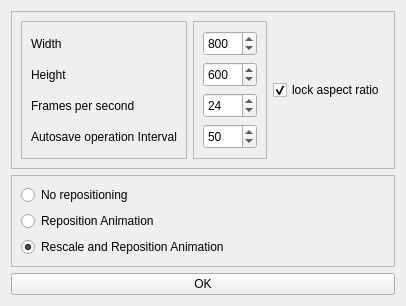
First picture: the form in animationoptions.ui, repository Argasio/marionettaPlus, before the edit.
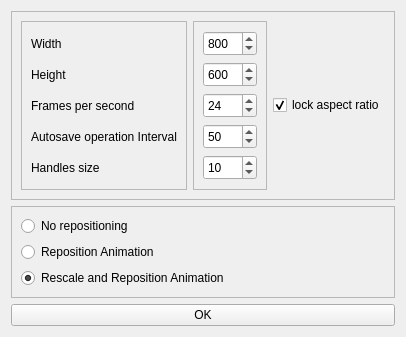
Second picture: the form after the edit.

Commit message: Handles can be changed in size

Patch:
```diff
--- a/animationoptions.ui
+++ b/animationoptions.ui
@@ -7,7 +7,7 @@
     <x>0</x>
     <y>0</y>
     <width>400</width>
-    <height>277</height>
+    <height>304</height>
    </rect>
   </property>
   <property name="windowTitle">
@@ -102,6 +102,19 @@
            </property>
           </widget>
          </item>
+         <item>
+          <widget class="QLabel" name="label_5">
+           <property name="minimumSize">
+            <size>
+             <width>0</width>
+             <height>25</height>
+            </size>
+           </property>
+           <property name="text">
+            <string>Handles size</string>
+           </property>
+          </widget>
+         </item>
          <item>
           <spacer name="verticalSpacer_2">
            <property name="orientation">
@@ -209,6 +222,22 @@
            </property>
           </widget>
          </item>
+         <item>
+          <widget class="QSpinBox" name="handlesSizeSpinBox">
+           <property name="minimumSize">
+            <size>
+             <width>0</width>
+             <height>25</height>
+            </size>
+           </property>
+           <property name="minimum">
+            <number>3</number>
+           </property>
+           <property name="value">
+            <number>10</number>
+           </property>
+          </widget>
+         </item>
          <item>
           <spacer name="verticalSpacer">
            <property name="orientation">
```
The commit also changes 5 other files.
